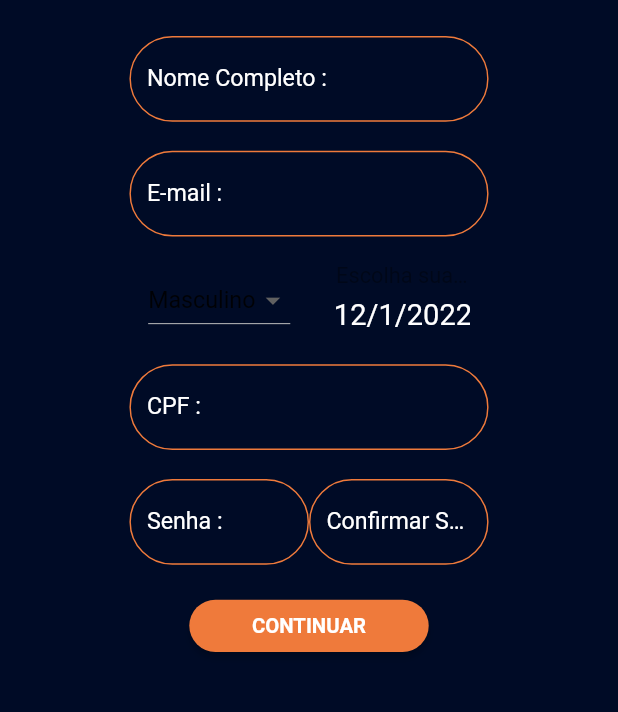
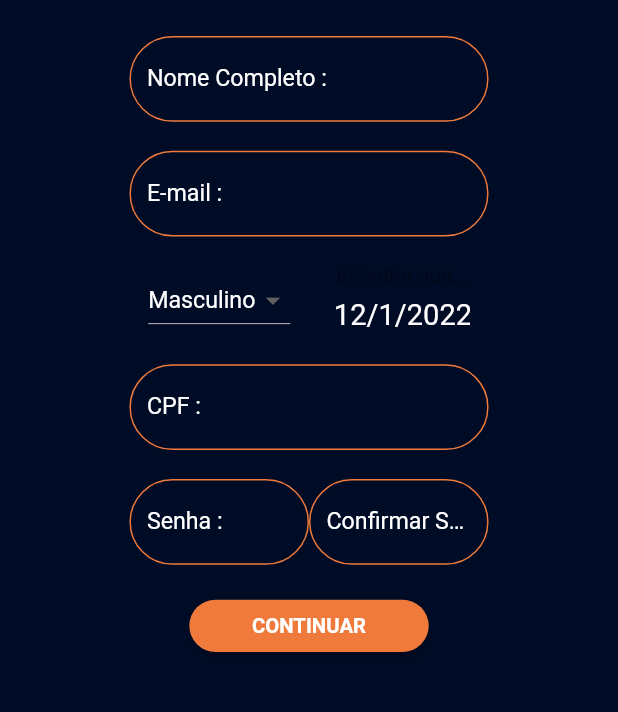
Before and after one commit to guimell/Andarilho, a Flutter app: the Cadastro screen opened directly, on a phone screen of 412 x 824 dp, the part 444-1156 px from its top. Run offline on Flutter 3.47's test engine with Material 2 defaults, Android fonts, the light colour scheme and no system bars; our stand-ins replace geolocator, google_maps_flutter.

Commit message:
ajustando cores

```diff
--- a/andarilho/lib/cadastro.dart
+++ b/andarilho/lib/cadastro.dart
@@ -176,14 +176,22 @@ class _CadastroState extends State<Cadastro> {
                 children: [
                   DropdownButton<int>(
                       value: selectedValue,
-                      items: const [
+                      items: [
                         DropdownMenuItem(
                           value: 1,
-                          child: Text("Masculino"),
+                          child: Text(
+                            "Masculino",
+                            style: TextStyle(
+                                color: AppConfig.lightColors.onPrimary),
+                          ),
                         ),
                         DropdownMenuItem(
                           value: 2,
-                          child: Text("Feminino"),
+                          child: Text(
+                            "Feminino",
+                            style: TextStyle(
+                                color: AppConfig.lightColors.onPrimary),
+                          ),
                         ),
                       ],
                       onChanged: (value) {
```
